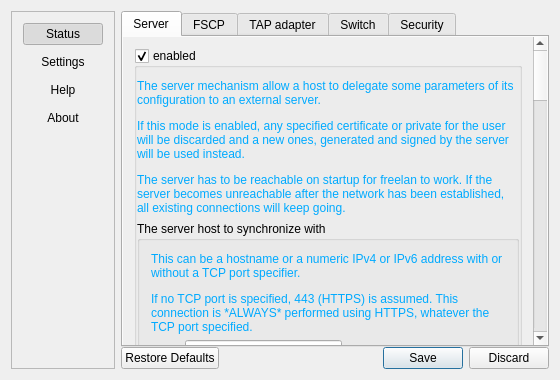
freelan-developers/freelan-gui, file src/Freelan_gui.ui: the form before one commit.
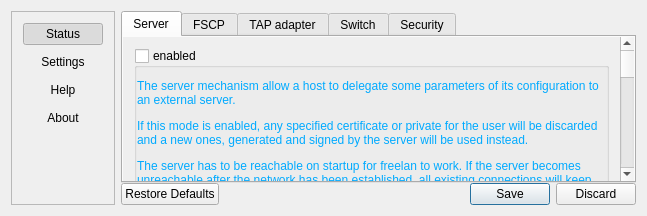
The form after the commit. The open tabs and pages were chosen to show the change.

Commit message: host, username, password are now saved + "I'm an idiot" bugfixes

What changed in the file:
```diff
--- a/src/Freelan_gui.ui
+++ b/src/Freelan_gui.ui
@@ -6,8 +6,8 @@
    <rect>
     <x>0</x>
     <y>0</y>
-    <width>560</width>
-    <height>380</height>
+    <width>647</width>
+    <height>216</height>
    </rect>
   </property>
   <property name="windowTitle">
@@ -34,8 +34,8 @@
         <rect>
          <x>0</x>
          <y>0</y>
-         <width>93</width>
-         <height>360</height>
+         <width>87</width>
+         <height>202</height>
         </rect>
        </property>
        <layout class="QVBoxLayout" name="verticalLayout">
@@ -196,13 +196,16 @@
                 <rect>
                  <x>0</x>
                  <y>0</y>
-                 <width>418</width>
-                 <height>1497</height>
+                 <width>695</width>
+                 <height>1436</height>
                 </rect>
                </property>
                <layout class="QVBoxLayout" name="verticalLayout_12">
                 <item>
                  <widget class="QGroupBox" name="server_groupbox">
+                  <property name="enabled">
+                   <bool>true</bool>
+                  </property>
                   <property name="title">
                    <string>enabled</string>
                   </property>
@@ -212,6 +215,9 @@
                   <property name="checkable">
                    <bool>true</bool>
                   </property>
+                  <property name="checked">
+                   <bool>false</bool>
+                  </property>
                   <layout class="QVBoxLayout" name="verticalLayout_7">
                    <property name="leftMargin">
                     <number>0</number>
```
Left out of the diff: 34 changed lines with no effect on the pictures. The commit also changes 2 other files.
